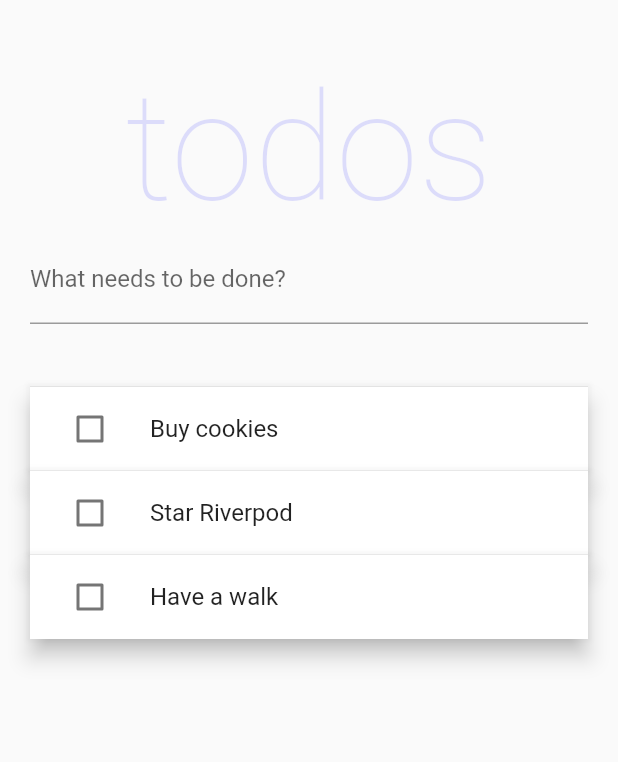
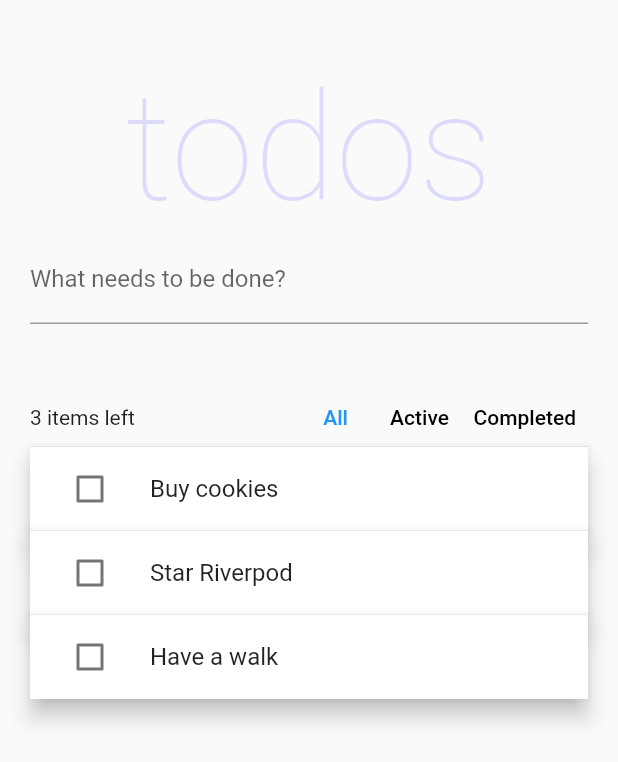
Before and after one commit to marcosmanto/riverpod_todo_app, a Flutter app: the screen it shows after launch, on a phone screen of 412 x 824 dp. Shown: the top 762 px of the screen. Run offline on Flutter 3.47's test engine with Material 2 defaults, Android fonts, the phone set to English and light mode, and no system bars; our stand-ins replace flutter_hooks, hooks_riverpod, riverpod; Roboto replaces fonts that are missing (Helvetica Neue).

```diff
--- a/lib/main.dart
+++ b/lib/main.dart
@@ -1,5 +1,3 @@
-import 'dart:math';
-
 import 'package:flutter/material.dart';
 import 'package:flutter_hooks/flutter_hooks.dart';
 import 'package:hooks_riverpod/hooks_riverpod.dart';
@@ -108,6 +106,7 @@ class Home extends HookConsumerWidget {
               },
             ),
             const SizedBox(height: 42),
+            const Toolbar(),
             if (todos.isNotEmpty) const Divider(height: 0),
             for (var i = 0; i < todos.length; i++) ...[
               if (i > 0) const Divider(height: 0),
@@ -124,6 +123,77 @@ class Home extends HookConsumerWidget {
             ]
           ],
         ),
+      ),
+    );
+  }
+}
+
+class Toolbar extends HookConsumerWidget {
+  const Toolbar({super.key});
+
+  @override
+  Widget build(Object context, WidgetRef ref) {
+    final filter = ref.watch(todoListFilter);
+
+    Color? textColorFor(TodoListFilter value) {
+      return filter == value ? Colors.blue : Colors.black;
+    }
+
+    return Material(
+      child: Row(
+        mainAxisAlignment: MainAxisAlignment.spaceBetween,
+        children: [
+          Expanded(
+            child: Text(
+              '${ref.watch(uncompletedTodosCount)} items left',
+              overflow: TextOverflow.ellipsis,
+            ),
+          ),
+          Tooltip(
+            key: allFilterKey,
+            message: 'All todos',
+            child: TextButton(
+              onPressed: () =>
+                  ref.read(todoListFilter.notifier).state = TodoListFilter.all,
+              style: ButtonStyle(
+                visualDensity: VisualDensity.compact,
+                foregroundColor:
+                    MaterialStateProperty.all(textColorFor(TodoListFilter.all)),
+              ),
+              child: const Text('All'),
+            ),
+          ),
+          Tooltip(
+            key: activeFilterKey,
+            message: 'Only uncompleted todos',
+            child: TextButton(
+              onPressed: () => ref.read(todoListFilter.notifier).state =
+                  TodoListFilter.active,
+              style: ButtonStyle(
+                visualDensity: VisualDensity.compact,
+                foregroundColor: MaterialStateProperty.all(
+                  textColorFor(TodoListFilter.active),
+                ),
+              ),
+              child: const Text('Active'),
+            ),
+          ),
+          Tooltip(
+            key: completedFilterKey,
+            message: 'Only completed todos',
+            child: TextButton(
+              onPressed: () => ref.read(todoListFilter.notifier).state =
+                  TodoListFilter.completed,
+              style: ButtonStyle(
+                visualDensity: VisualDensity.compact,
+                foregroundColor: MaterialStateProperty.all(
+                  textColorFor(TodoListFilter.completed),
+                ),
+              ),
+              child: const Text('Completed'),
+            ),
+          ),
+        ],
       ),
     );
   }
```
